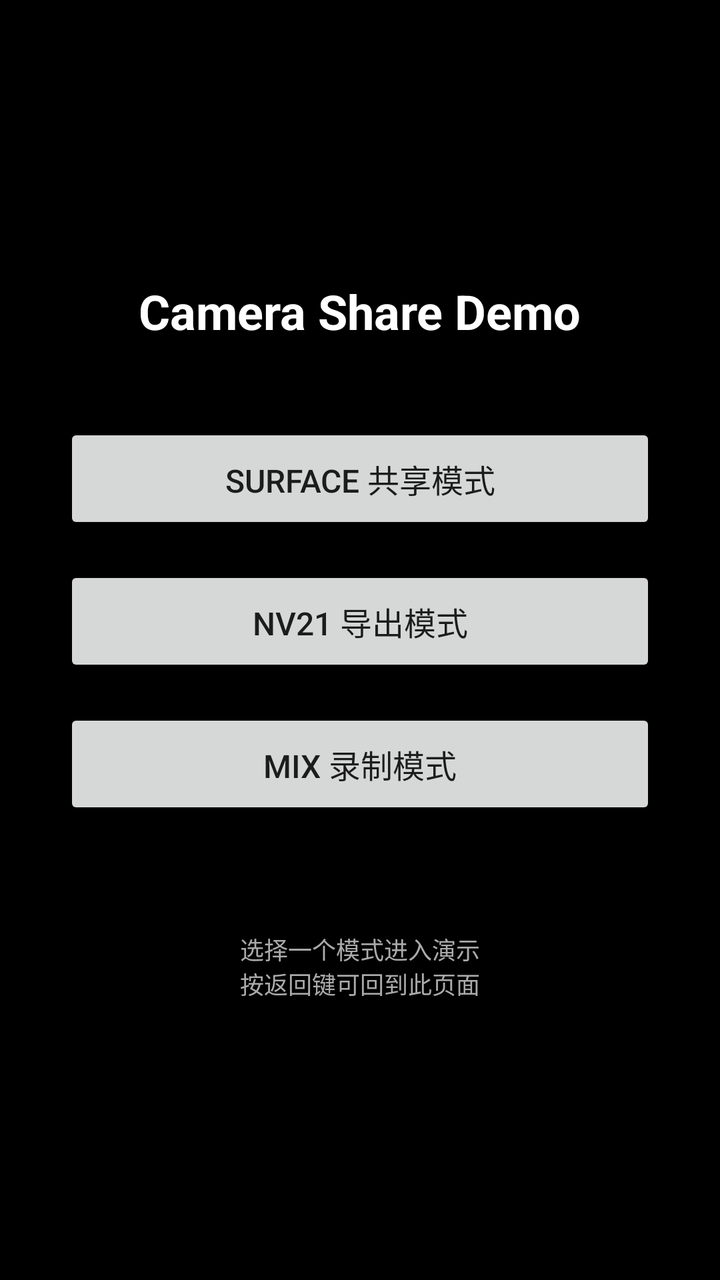
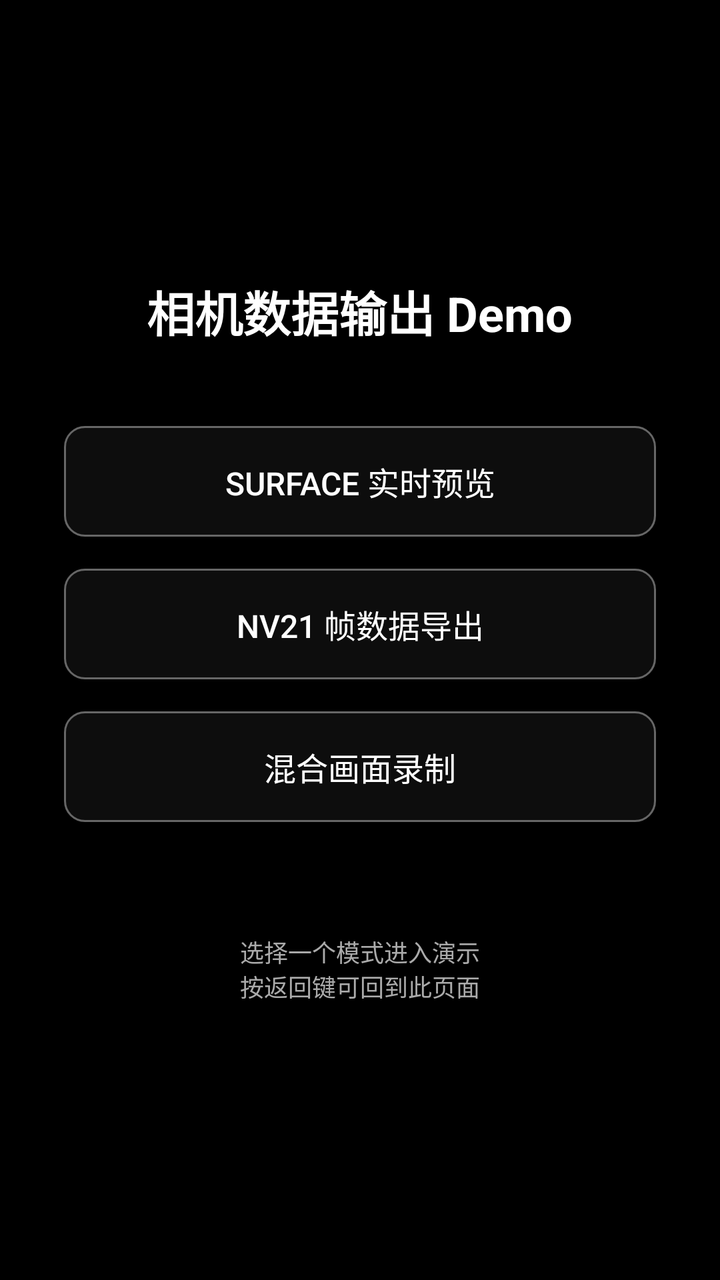

Before-and-after screenshots of an Android layout around one commit, followed by the original layout XML and the change that was made.
<!-- AndroidManifest.xml: application theme Theme.Glessedemo -->
<!-- res/layout/activity_camera_share_select.xml -->
<?xml version="1.0" encoding="utf-8"?>
<LinearLayout xmlns:android="http://schemas.android.com/apk/res/android"
    android:layout_width="match_parent"
    android:layout_height="match_parent"
    android:background="@android:color/black"
    android:gravity="center"
    android:orientation="vertical"
    android:padding="32dp">

    <TextView
        android:layout_width="wrap_content"
        android:layout_height="wrap_content"
        android:layout_marginBottom="40dp"
        android:text="Camera Share Demo"
        android:textColor="@android:color/white"
        android:textSize="24sp"
        android:textStyle="bold" />

    <Button
        android:id="@+id/btn_surface_mode"
        android:layout_width="match_parent"
        android:layout_height="wrap_content"
        android:layout_marginBottom="16dp"
        android:padding="16dp"
        android:text="Surface 共享模式"
        android:textSize="16sp" />

    <Button
        android:id="@+id/btn_nv21_mode"
        android:layout_width="match_parent"
        android:layout_height="wrap_content"
        android:layout_marginBottom="16dp"
        android:padding="16dp"
        android:text="NV21 导出模式"
        android:textSize="16sp" />

    <Button
        android:id="@+id/btn_mix_mode"
        android:layout_width="match_parent"
        android:layout_height="wrap_content"
        android:layout_marginBottom="16dp"
        android:padding="16dp"
        android:text="Mix 录制模式"
        android:textSize="16sp" />

    <TextView
        android:layout_width="wrap_content"
        android:layout_height="wrap_content"
        android:layout_marginTop="40dp"
        android:gravity="center"
        android:text="选择一个模式进入演示\n按返回键可回到此页面"
        android:textColor="@android:color/darker_gray"
        android:textSize="12sp" />

</LinearLayout>
<!-- resources referenced by this layout -->
<resources>
  <style name="Theme.Glessedemo" parent="Theme.AppCompat.Light.NoActionBar" />
</resources>

<!-- the commit's change to res/layout/activity_camera_share_select.xml (unified diff, before → after) -->
@@ -11,7 +11,7 @@
         android:layout_width="wrap_content"
         android:layout_height="wrap_content"
         android:layout_marginBottom="40dp"
-        android:text="Camera Share Demo"
+        android:text="相机数据输出 Demo"
         android:textColor="@android:color/white"
         android:textSize="24sp"
         android:textStyle="bold" />
@@ -21,8 +21,12 @@
         android:layout_width="match_parent"
         android:layout_height="wrap_content"
         android:layout_marginBottom="16dp"
+        android:background="@drawable/camera_mode_button_bg"
+        android:backgroundTint="@null"
+        android:focusable="false"
         android:padding="16dp"
-        android:text="Surface 共享模式"
+        android:text="Surface 实时预览"
+        android:textColor="@android:color/white"
         android:textSize="16sp" />
 
     <Button
@@ -30,8 +34,12 @@
         android:layout_width="match_parent"
         android:layout_height="wrap_content"
         android:layout_marginBottom="16dp"
+        android:background="@drawable/camera_mode_button_bg"
+        android:backgroundTint="@null"
+        android:focusable="false"
         android:padding="16dp"
-        android:text="NV21 导出模式"
+        android:text="NV21 帧数据导出"
+        android:textColor="@android:color/white"
         android:textSize="16sp" />
 
     <Button
@@ -39,8 +47,12 @@
         android:layout_width="match_parent"
         android:layout_height="wrap_content"
         android:layout_marginBottom="16dp"
+        android:background="@drawable/camera_mode_button_bg"
+        android:backgroundTint="@null"
+        android:focusable="false"
         android:padding="16dp"
-        android:text="Mix 录制模式"
+        android:text="混合画面录制"
+        android:textColor="@android:color/white"
         android:textSize="16sp" />
 
     <TextView
<!-- resource entries referenced after the edit -->
@@ -1,5 +1,30 @@
 <!-- resources referenced by this layout -->
 <resources>
+  <!-- drawable camera_mode_button_bg (drawable) -->
+  <?xml version="1.0" encoding="utf-8"?>
+  <selector xmlns:android="http://schemas.android.com/apk/res/android">
+      <item android:state_selected="true">
+          <shape>
+              <corners android:radius="10dp" />
+              <solid android:color="#CC111111" />
+              <stroke android:width="2dp" android:color="#00FF66" />
+          </shape>
+      </item>
+      <item android:state_focused="true">
+          <shape>
+              <corners android:radius="10dp" />
+              <solid android:color="#CC111111" />
+              <stroke android:width="2dp" android:color="#00FF66" />
+          </shape>
+      </item>
+      <item>
+          <shape>
+              <corners android:radius="10dp" />
+              <solid android:color="#CC111111" />
+              <stroke android:width="1dp" android:color="#666666" />
+          </shape>
+      </item>
+  </selector>
   <style name="Theme.Glessedemo" parent="Theme.AppCompat.Light.NoActionBar" />
 </resources>
 
